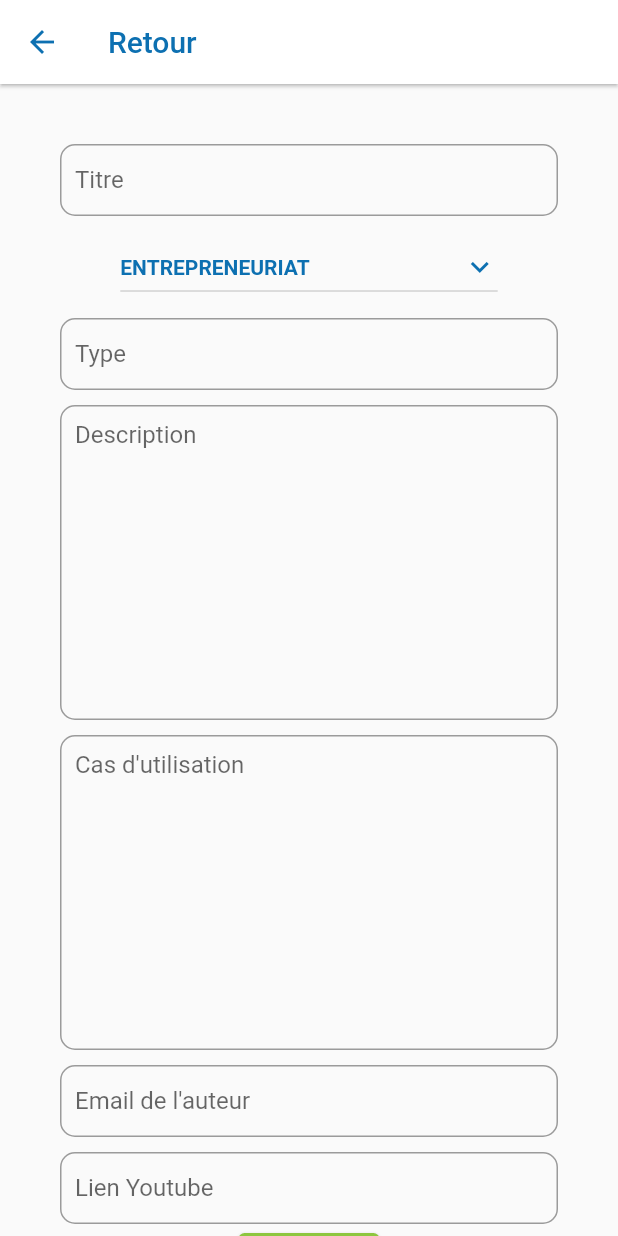
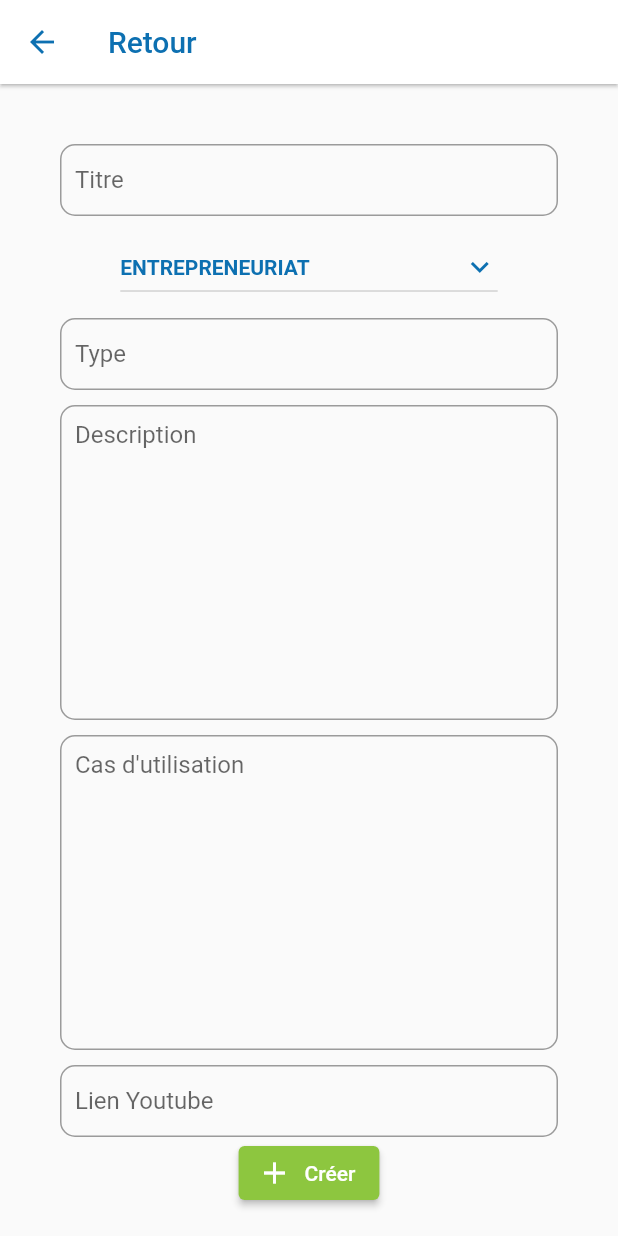
Before and after one commit to AmineBERRA/10000-codeurs, a Flutter app: the EditPost screen opened directly, on a phone screen of 412 x 824 dp. Run offline on Flutter 3.47's test engine with Material 2 defaults, Android fonts, the phone set to English and light mode, and no system bars; our stand-ins replace cloud_firestore, firebase_analytics, firebase_auth, firebase_core, firebase_storage, flutter_spinkit and 2 more; missing offline and left inert: mailto; accounts and stored records are empty; network calls fail.

```diff
--- a/lib/models/postModel.dart
+++ b/lib/models/postModel.dart
@@ -3,7 +3,7 @@ class PostData {
   final String type;
   final String description;
   final String useCase;
-  final String emailAuthor;
+  final String author;
   final String youtubeLink;
   final String community;
 
@@ -12,7 +12,7 @@ class PostData {
     required this.type,
     required this.description,
     required this.useCase,
-    required this.emailAuthor,
+    required this.author,
     required this.youtubeLink,
     required this.community
   });
--- a/lib/screens/home/Expert/editPost.dart
+++ b/lib/screens/home/Expert/editPost.dart
@@ -1,7 +1,9 @@
+import 'package:firebase_auth/firebase_auth.dart';
 import 'package:flutter/material.dart';
 import 'package:google_fonts/google_fonts.dart';
 import 'package:stage_10000_codeurs/helpers/constants/colorsConstant.dart';
 import 'package:stage_10000_codeurs/helpers/constants/constantConstant.dart';
+import 'package:stage_10000_codeurs/models/postModel.dart';
 import 'package:stage_10000_codeurs/widget/dropDownButton.dart';
 
 class EditPost extends StatefulWidget {
@@ -21,7 +23,6 @@ class _EditPostState extends State<EditPost> {
   final controllerType = TextEditingController();
   final controllerDescription = TextEditingController();
   final controllerUseCase = TextEditingController();
-  final controllerEmailAuthor = TextEditingController();
   final controllerYoutube = TextEditingController();
 
   @override
@@ -30,7 +31,6 @@ class _EditPostState extends State<EditPost> {
     controllerType.dispose();
     controllerDescription.dispose();
     controllerUseCase.dispose();
-    controllerEmailAuthor.dispose();
     controllerYoutube.dispose();
     super.dispose();
   }
@@ -43,7 +43,6 @@ class _EditPostState extends State<EditPost> {
       controllerType.text = '';
       controllerDescription.text = '';
       controllerUseCase.text = '';
-      controllerEmailAuthor.text = '';
       controllerYoutube.text = '';
     });
   }
@@ -148,23 +147,6 @@ class _EditPostState extends State<EditPost> {
                           : null,
                     ),
                     SizedBox(height:10.0,),
-                    //Email Auteur
-                    TextFormField(
-                      keyboardType: TextInputType.emailAddress,
-                      controller: controllerEmailAuthor,
-                      decoration: InputDecoration(
-                        hintText: "Email de l'auteur",
-                        contentPadding: EdgeInsets.symmetric(
-                            vertical: 10.0, horizontal: 10.0),
-                        border: OutlineInputBorder(
-                            borderRadius: BorderRadius.circular(10.0)),
-                      ),
-                      cursorHeight: 20.0,
-                      validator: (value) => value!.isEmpty
-                          ? "Entrer un Email"
-                          : null,
-                    ),
-                    SizedBox(height:10.0,),
                     //Youtube Link
                     TextFormField(
                       keyboardType: TextInputType.url,
@@ -217,10 +199,15 @@ class _EditPostState extends State<EditPost> {
                     var type = controllerType.value.text;
                     var description = controllerDescription.value.text;
                     var useCase = controllerUseCase.value.text;
-                    var emailAuteur = controllerEmailAuthor.value.text;
+
+                    var auteur = FirebaseAuth.instance.currentUser!.uid;
                     var youtube = controllerYoutube.value.text;
-                    databaseService.addPost(
-                        title, type, description, useCase, emailAuteur, youtube, community);
+
+                    var post = PostData(
+                        title: title, type: type, description: description,
+                        useCase: useCase, author: auteur, youtubeLink: youtube, community: community);
+                    databaseService.addPost(post);
+
                     print("OK : " + title);
                     Navigator.of(context).pop();
                     _snackBar;
--- a/lib/screens/home/Young/homeScreenYoung.dart
+++ b/lib/screens/home/Young/homeScreenYoung.dart
@@ -37,7 +37,7 @@ class HomeScreenYoung extends StatelessWidget {
                     type: snapshot.data.docs[index]['type'],
                     description: snapshot.data.docs[index]['description'],
                     useCase: snapshot.data.docs[index]['useCase'],
-                    emailAuthor: snapshot.data.docs[index]['emailAuthor'],
+                    author: snapshot.data.docs[index]['author'],
                     youtubeLink: snapshot.data.docs[index]['youtube'],
                     community: snapshot.data.docs[index]['community'],
                 );
--- a/lib/services/analytics.dart
+++ b/lib/services/analytics.dart
@@ -1,5 +1,7 @@
 import 'package:firebase_analytics/firebase_analytics.dart';
 import 'package:firebase_analytics/observer.dart';
+
+//FICHIER NON UTILISE MAIS A FAIRE EN SORTE DE L'INTEGRER A L'AVENIR
 
 class Analytics {
   final FirebaseAnalytics _analytics = FirebaseAnalytics();
--- a/lib/services/authException.dart
+++ b/lib/services/authException.dart
@@ -1,3 +1,6 @@
+//FICHIER NON UTILISE MAIS A FAIRE EN SORTE DE L'INTEGRER A L'AVENIR
+
+
 enum AuthResultStatus {
   successful,
   emailAlreadyExists,
--- a/lib/services/storage.dart
+++ b/lib/services/storage.dart
@@ -1,6 +1,8 @@
 import 'dart:io';
 import 'package:cloud_firestore/cloud_firestore.dart';
 import 'package:firebase_storage/firebase_storage.dart';
+
+//FICHIER NON UTILISE MAIS A FAIRE EN SORTE DE L'INTEGRER A L'AVENIR
 
 class StorageRepo{
   final uid;
```
Also changed, not shown: lib/screens/home/Expert/homeScreenExpert.dart (+24 -28 lines), lib/screens/home/Young/detailPost.dart (+67 -25 lines), lib/services/database.dart (+14 -28 lines), lib/widget/imagePicker.dart (+40 -17 lines).
